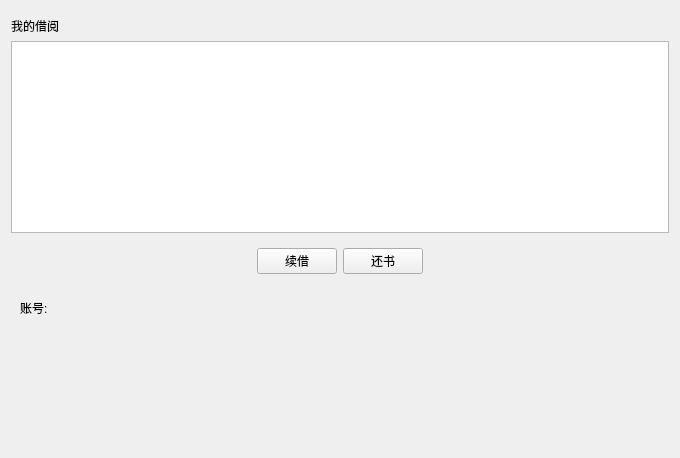
Qt form LibraryManager/personalcenter.ui (xuanlog/LibraryManager) before a commit.
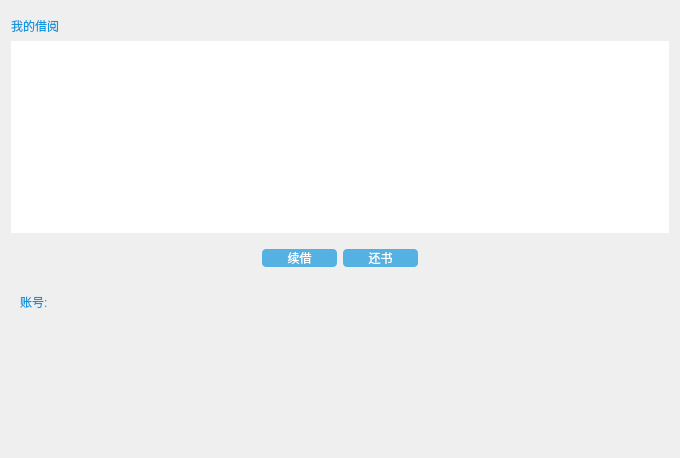
The same form after that commit. Icons and pictures are not drawn. Custom widgets are drawn as their Qt base class.

Diff of the .ui file:
```diff
--- a/LibraryManager/personalcenter.ui
+++ b/LibraryManager/personalcenter.ui
@@ -13,6 +13,92 @@
   <property name="windowTitle">
    <string>Form</string>
   </property>
+  <property name="styleSheet">
+   <string notr="true">QLabel,
+QTableView
+{
+	border: none;
+	color: #1296db;
+	font: 14px &quot;微软雅黑&quot;;
+}
+
+QLabel:hover
+{
+	color: #ffffff;
+}
+
+QTableView:item:selected
+{
+	color: #1296db;
+	background: qlineargradient(spread: pad, x1: 0, y1: 0, x2: 0, y2: 1, stop: 0 #def0fe, stop: 1 #c0def6);
+}
+
+QTableView:item:hover
+{
+	background: qlineargradient(spread: pad, x1: 0, y1: 0, x2: 0, y2: 1, stop: 0 #f2f9ff, stop: 1 #daefff);
+}
+
+QTableView:item
+{
+	padding: 5px;
+	margin: 0px;
+}
+
+QScrollBar:vertical
+{
+	padding-top: 15px;
+	padding-bottom: 15px;
+	background-color: rgba(0, 0, 0, 0);
+}
+
+QScrollBar:add-line:vertical
+{
+	height: 15px;
+	width: 15px;
+	subcontrol-position: bottom;
+	subcontrol-origin: margin;
+	border-image: url(:/Images/down.png);
+}
+
+QScrollBar:add-line:vertical:pressed
+{
+	height: 15px;
+	width: 15px;
+	subcontrol-position: bottom;
+	subcontrol-origin: margin;
+	border-image: url(:/Images/down_pre.png);
+}
+
+QScrollBar:sub-line:vertical
+{
+	height: 15px;
+	width: 15px;
+	subcontrol-position: top;
+	subcontrol-origin: margin;
+	border-image: url(:/Images/up.png);
+}
+
+QScrollBar:sub-line:vertical:pressed
+{
+	height: 15px;
+	width: 15px;
+	subcontrol-position: top;
+	subcontrol-origin: margin;
+	border-image: url(:/Images/up_pre.png);
+}
+
+QScrollBar:handle:vertical
+{
+	background: #1296db;
+	width: 15px;
+}
+
+QScrollBar:handle:vertical:hover
+{
+	width: 15px;
+	background: #00aaff;
+}</string>
+  </property>
   <layout class="QVBoxLayout" name="verticalLayout">
    <item>
     <widget class="MenuBar" name="widget_3" native="true"/>
@@ -26,6 +112,12 @@
    </item>
    <item>
     <widget class="QTableView" name="bookInfoView">
+     <property name="focusPolicy">
+      <enum>Qt::NoFocus</enum>
+     </property>
+     <property name="styleSheet">
+      <string notr="true">color: #000000;</string>
+     </property>
      <property name="editTriggers">
       <set>QAbstractItemView::NoEditTriggers</set>
      </property>
@@ -58,6 +150,32 @@
       </item>
       <item>
        <widget class="QPushButton" name="reBorrowButton">
+        <property name="minimumSize">
+         <size>
+          <width>75</width>
+          <height>0</height>
+         </size>
+        </property>
+        <property name="focusPolicy">
+         <enum>Qt::NoFocus</enum>
+        </property>
+        <property name="toolTip">
+         <string>还书时间推迟15天</string>
+        </property>
+        <property name="styleSheet">
+         <string notr="true">QPushButton 
+{
+	background-color: rgba(18, 150, 219, 0.7);
+    border-radius: 4px;  
+	color: #ffffff;
+	font: 14px &quot;微软雅黑&quot;;
+}  
+
+QPushButton:pressed
+{
+	background-color: #00aaff;
+}</string>
+        </property>
         <property name="text">
          <string>续借</string>
         </property>
@@ -65,6 +183,32 @@
       </item>
       <item>
        <widget class="QPushButton" name="returnButton">
+        <property name="minimumSize">
+         <size>
+          <width>75</width>
+          <height>0</height>
+         </size>
+        </property>
+        <property name="focusPolicy">
+         <enum>Qt::NoFocus</enum>
+        </property>
+        <property name="toolTip">
+         <string>点击还书后，请将书籍整理好，稍后会有专人回收</string>
+        </property>
+        <property name="styleSheet">
+         <string notr="true">QPushButton 
+{
+	background-color: rgba(18, 150, 219, 0.7);
+    border-radius: 4px;  
+	color: #ffffff;
+	font: 14px &quot;微软雅黑&quot;;
+}  
+
+QPushButton:pressed
+{
+	background-color: #00aaff;
+}</string>
+        </property>
         <property name="text">
          <string>还书</string>
         </property>
```
